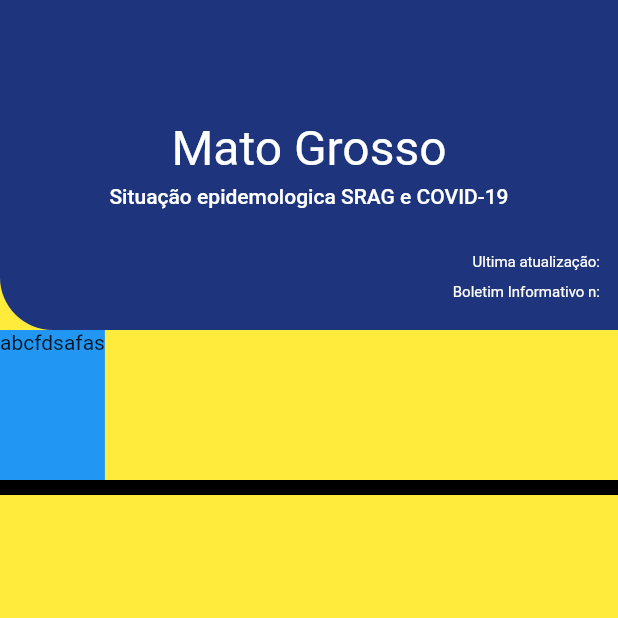
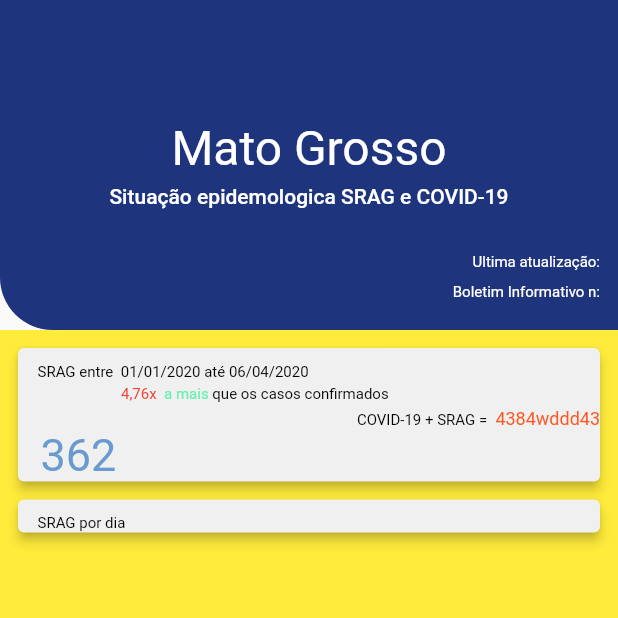
Before and after one commit to gpiccin/coronavirusmt.app, a Flutter app: the screen it shows after launch, on a phone screen of 412 x 824 dp, the top half of it. Run offline on Flutter 3.47's test engine with Material 2 defaults, Android fonts, the phone set to English and light mode, and no system bars; drawn by our look-alikes of auto_size_text; missing offline and left inert: animated_splash.

Commit message:
Mudanças para tornar o layout fluído.

```diff
--- a/lib/pages/home/home.dart
+++ b/lib/pages/home/home.dart
@@ -1,7 +1,6 @@
-import 'package:covidmt/pages/home/widget/card_consolidado.dart';
-import 'package:covidmt/pages/home/widget/card_grafico_principal.dart';
+import 'package:covidmt/pages/home/widget/card_srag_consolidado.dart';
+import 'package:covidmt/pages/home/widget/card_srag_grafico_diario.dart';
 import 'package:covidmt/pages/home/widget/header.dart';
-import 'package:covidmt/shared/screen.dart';
 import 'package:flutter/material.dart';
 
 class HomePage extends StatefulWidget {
@@ -14,20 +13,19 @@ class _HomePageState extends State<HomePage> {
   Widget build(BuildContext context) {
     return Scaffold(
       body: Container(
-        color: Colors.yellow,
         child: Column(
           crossAxisAlignment: CrossAxisAlignment.start,
           children: <Widget>[
             Header(),
-            Container(
-                height: 100, color: Colors.blue, child: Text("abcfdsafas")),
-            Container(
-              color: Colors.black,
-              height: 10,
-              child: ListView(
-                children: <Widget>[],
+            Expanded(
+              child: Container(
+                color: Colors.yellow,
+                child: ListView(padding: EdgeInsets.all(0), children: <Widget>[
+                  CardSRAGDadosConsolidados(),
+                  CardSRAGGraficoDiario()
+                ]),
               ),
-            )
+            ),
           ],
         ),
       ),
--- a/lib/pages/home/widget/card_consolidado.dart
+++ b/lib/pages/home/widget/card_srag_consolidado.dart
@@ -2,13 +2,12 @@ import 'package:covidmt/shared/screen.dart';
 import 'package:flutter/material.dart';
 import 'package:auto_size_text/auto_size_text.dart';
 
-class CardDadosConsolidados extends StatelessWidget {
+class CardSRAGDadosConsolidados extends StatelessWidget {
   @override
   Widget build(BuildContext context) {
     return Container(
-      width: Screen.getWidth(context),
       child: Card(
-        margin: EdgeInsets.only(left: 20, right: 8),
+        margin: EdgeInsets.all(12),
         elevation: 3,
         color: Color(0xffF0F0F0),
         child: Column(
--- /dev/null
+++ b/lib/pages/home/widget/card_srag_grafico_diario.dart
@@ -0,0 +1,25 @@
+import 'package:flutter/material.dart';
+
+class CardSRAGGraficoDiario extends StatelessWidget {
+  @override
+  Widget build(BuildContext context) {
+    return Container(
+        child: Card(
+      margin: EdgeInsets.only(left: 12, right: 12),
+      elevation: 3,
+      color: Color(0xffF0F0F0),
+      child: Column(
+        crossAxisAlignment: CrossAxisAlignment.start,
+        children: <Widget>[
+          Padding(
+            padding: const EdgeInsets.only(left: 13.0, top: 10),
+            child: Text(
+              "SRAG por dia",
+              style: TextStyle(color: Colors.black, fontSize: 10),
+            ),
+          ),
+        ],
+      ),
+    ));
+  }
+}
```
Also changed, not shown: lib/pages/home/widget/card_grafico_principal.dart (deleted, +0 -27 lines).
